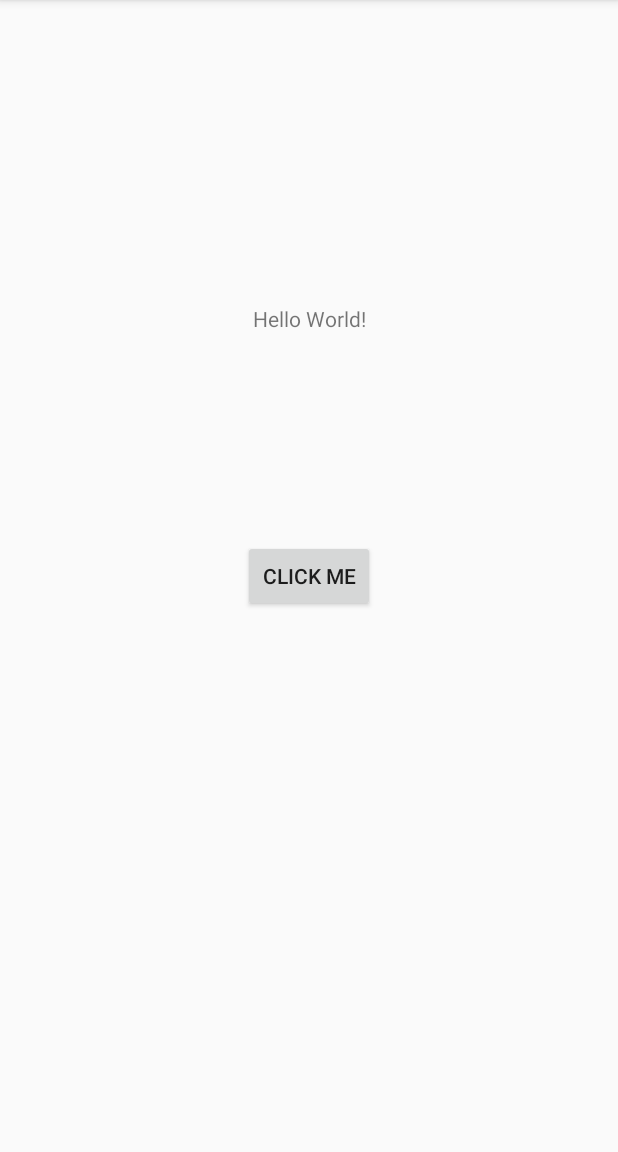
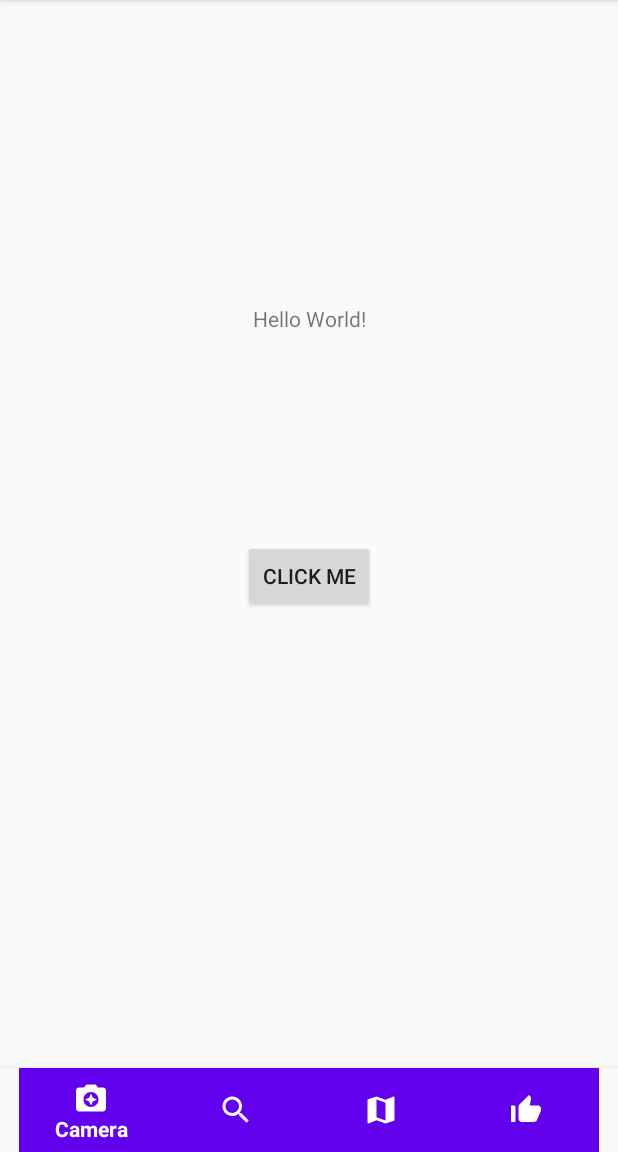
Before and after one commit to steinaragust/SPM-Project, an Android app: the screen it shows after launch (MainActivity), on a phone screen of 412 x 824 dp, the part 84-1236 px from its top. Run offline under Robolectric (Android 15) with nearby library versions, the phone set to English and light mode, and no system bars.

Commit message:
koma mér af stað

```diff
--- a/app/build.gradle
+++ b/app/build.gradle
@@ -45,6 +45,10 @@ dependencies {
     implementation 'com.github.kittinunf.fuel:fuel-android:2.3.0'
     implementation 'com.google.code.gson:gson:2.8.6'
     implementation 'androidx.constraintlayout:constraintlayout:2.0.2'
+    implementation 'com.google.android.material:material:1.2.1'
+    implementation 'com.google.android.material:material:1.2.1@aar'
+    implementation 'androidx.legacy:legacy-support-v4:1.0.0'
+    implementation 'androidx.recyclerview:recyclerview:1.1.0'
     testImplementation 'junit:junit:4.13'
     testImplementation 'com.squareup.okhttp3:mockwebserver:4.10.0-RC1'
     androidTestImplementation 'androidx.test.ext:junit:1.1.2'
--- /dev/null
+++ b/app/src/main/res/drawable/ic_camera_enhance_24px.xml
@@ -0,0 +1,12 @@
+<vector xmlns:android="http://schemas.android.com/apk/res/android"
+    android:width="24dp"
+    android:height="24dp"
+    android:viewportWidth="24"
+    android:viewportHeight="24">
+  <path
+      android:fillColor="#FF000000"
+      android:pathData="M9,3L7.17,5L4,5c-1.1,0 -2,0.9 -2,2v12c0,1.1 0.9,2 2,2h16c1.1,0 2,-0.9 2,-2L22,7c0,-1.1 -0.9,-2 -2,-2h-3.17L15,3L9,3zM12,18c-2.76,0 -5,-2.24 -5,-5s2.24,-5 5,-5 5,2.24 5,5 -2.24,5 -5,5z"/>
+  <path
+      android:fillColor="#FF000000"
+      android:pathData="M12,17l1.25,-2.75L16,13l-2.75,-1.25L12,9l-1.25,2.75L8,13l2.75,1.25z"/>
+</vector>
--- /dev/null
+++ b/app/src/main/res/drawable/ic_map_24px.xml
@@ -0,0 +1,9 @@
+<vector xmlns:android="http://schemas.android.com/apk/res/android"
+    android:width="24dp"
+    android:height="24dp"
+    android:viewportWidth="24"
+    android:viewportHeight="24">
+  <path
+      android:fillColor="#FF000000"
+      android:pathData="M20.5,3l-0.16,0.03L15,5.1 9,3 3.36,4.9c-0.21,0.07 -0.36,0.25 -0.36,0.48V20.5c0,0.28 0.22,0.5 0.5,0.5l0.16,-0.03L9,18.9l6,2.1 5.64,-1.9c0.21,-0.07 0.36,-0.25 0.36,-0.48V3.5c0,-0.28 -0.22,-0.5 -0.5,-0.5zM15,19l-6,-2.11V5l6,2.11V19z"/>
+</vector>
--- /dev/null
+++ b/app/src/main/res/drawable/ic_search_24px.xml
@@ -0,0 +1,9 @@
+<vector xmlns:android="http://schemas.android.com/apk/res/android"
+    android:width="24dp"
+    android:height="24dp"
+    android:viewportWidth="24"
+    android:viewportHeight="24">
+  <path
+      android:fillColor="#FF000000"
+      android:pathData="M15.5,14h-0.79l-0.28,-0.27C15.41,12.59 16,11.11 16,9.5 16,5.91 13.09,3 9.5,3S3,5.91 3,9.5 5.91,16 9.5,16c1.61,0 3.09,-0.59 4.23,-1.57l0.27,0.28v0.79l5,4.99L20.49,19l-4.99,-5zM9.5,14C7.01,14 5,11.99 5,9.5S7.01,5 9.5,5 14,7.01 14,9.5 11.99,14 9.5,14z"/>
+</vector>
--- /dev/null
+++ b/app/src/main/res/drawable/ic_thumb_up_alt_24px.xml
@@ -0,0 +1,9 @@
+<vector xmlns:android="http://schemas.android.com/apk/res/android"
+    android:width="24dp"
+    android:height="24dp"
+    android:viewportWidth="24"
+    android:viewportHeight="24">
+  <path
+      android:fillColor="#FF000000"
+      android:pathData="M2,20h2c0.55,0 1,-0.45 1,-1v-9c0,-0.55 -0.45,-1 -1,-1L2,9v11zM21.83,12.88c0.11,-0.25 0.17,-0.52 0.17,-0.8L22,11c0,-1.1 -0.9,-2 -2,-2h-5.5l0.92,-4.65c0.05,-0.22 0.02,-0.46 -0.08,-0.66 -0.23,-0.45 -0.52,-0.86 -0.88,-1.22L14,2 7.59,8.41C7.21,8.79 7,9.3 7,9.83v7.84C7,18.95 8.05,20 9.34,20h8.11c0.7,0 1.36,-0.37 1.72,-0.97l2.66,-6.15z"/>
+</vector>
--- a/app/src/main/res/layout/activity_main.xml
+++ b/app/src/main/res/layout/activity_main.xml
@@ -5,7 +5,6 @@
     android:layout_width="match_parent"
     android:layout_height="match_parent"
     tools:context=".components.MainActivity">
-
     <TextView
         android:id="@+id/maintxt"
         android:layout_width="wrap_content"
@@ -27,4 +26,19 @@
         app:layout_constraintRight_toRightOf="parent"
         app:layout_constraintTop_toTopOf="parent" />
 
+    <com.google.android.material.bottomnavigation.BottomNavigationView
+        android:id="@+id/navigationView"
+        android:layout_width="0dp"
+        android:layout_height="wrap_content"
+        android:background="?android:attr/windowBackground"
+        app:itemBackground="@color/colorPrimary"
+        app:itemIconTint="@color/white"
+        app:itemTextColor="@color/white"
+        app:layout_constraintBottom_toBottomOf="parent"
+        app:layout_constraintEnd_toEndOf="parent"
+        app:layout_constraintLeft_toLeftOf="parent"
+        app:layout_constraintRight_toRightOf="parent"
+        app:layout_constraintStart_toStartOf="parent"
+        app:menu="@menu/navigation" />
+
 </androidx.constraintlayout.widget.ConstraintLayout>
--- /dev/null
+++ b/app/src/main/res/menu/navigation.xml
@@ -0,0 +1,19 @@
+<?xml version="1.0" encoding="utf-8"?>
+<menu xmlns:android="http://schemas.android.com/apk/res/android">
+    <item
+        android:id="@+id/navigation_camera"
+        android:icon="@drawable/ic_camera_enhance_24px"
+        android:title="Camera"/>
+    <item
+        android:id="@+id/navigation_search"
+        android:icon="@drawable/ic_search_24px"
+        android:title="Search"/>
+    <item
+        android:id="@+id/navigation_discover"
+        android:icon="@drawable/ic_map_24px"
+        android:title="Discover"/>
+    <item
+        android:id="@+id/navigation_liked"
+        android:icon="@drawable/ic_thumb_up_alt_24px"
+        android:title="Liked"/>
+</menu>
--- a/app/src/main/res/values/colors.xml
+++ b/app/src/main/res/values/colors.xml
@@ -3,4 +3,5 @@
     <color name="colorPrimary">#6200EE</color>
     <color name="colorPrimaryDark">#3700B3</color>
     <color name="colorAccent">#03DAC5</color>
+    <color name="white">#FFFFFF</color>
 </resources>
--- /dev/null
+++ b/app/src/main/res/values/dimens.xml
@@ -0,0 +1,4 @@
+<?xml version="1.0" encoding="utf-8"?>
+<resources>
+    <dimen name="text_margin">16dp</dimen>
+</resources>
--- a/build.gradle
+++ b/build.gradle
@@ -6,7 +6,7 @@ buildscript {
         jcenter()
     }
     dependencies {
-        classpath "com.android.tools.build:gradle:4.0.2"
+        classpath 'com.android.tools.build:gradle:4.1.0'
         classpath "org.jetbrains.kotlin:kotlin-gradle-plugin:$kotlin_version"
 
         // NOTE: Do not place your application dependencies here; they belong
```
Also changed, not shown: app/src/main/java/com/iceartgrp/iceart/components/MainActivity.kt (+24 -0 lines), app/src/main/java/com/iceartgrp/iceart/components/MyFeatureRecyclerViewAdapter.kt (added, +42 -0 lines), app/src/main/java/com/iceartgrp/iceart/components/SearchFragment.kt (added, +62 -0 lines), app/src/main/java/com/iceartgrp/iceart/components/dummy/DummyContent.kt (added, +57 -0 lines), app/src/main/java/com/iceartgrp/iceart/dummy/DummyContent.kt (added, +57 -0 lines), app/src/main/res/layout/fragment_search.xml (added, +20 -0 lines), app/src/main/res/layout/fragment_search_list.xml (added, +13 -0 lines), gradle/wrapper/gradle-wrapper.properties.
